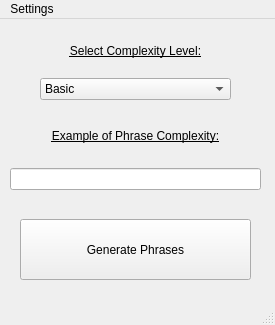
Old version of the form MainWindow.ui in the repository dom-gasperini/Passphrase-Generator.
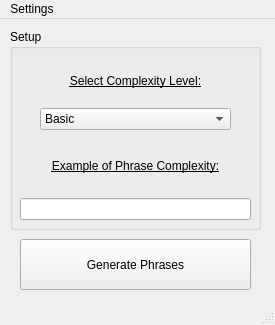
New version of the form.

Diff of the .ui file:
```diff
--- a/MainWindow.ui
+++ b/MainWindow.ui
@@ -30,20 +30,32 @@
     <property name="geometry">
      <rect>
       <x>20</x>
-      <y>200</y>
+      <y>220</y>
       <width>231</width>
-      <height>61</height>
+      <height>51</height>
      </rect>
     </property>
     <property name="text">
      <string>Generate Phrases</string>
     </property>
    </widget>
-   <widget class="QWidget" name="layoutWidget">
+   <widget class="QGroupBox" name="groupBox">
     <property name="geometry">
      <rect>
-      <x>40</x>
+      <x>10</x>
       <y>10</y>
+      <width>251</width>
+      <height>201</height>
+     </rect>
+    </property>
+    <property name="title">
+     <string>Setup</string>
+    </property>
+    <widget class="QWidget" name="layoutWidget">
+     <property name="geometry">
+      <rect>
+       <x>30</x>
+       <y>30</y>
       <width>191</width>
       <height>71</height>
      </rect>
@@ -91,8 +103,8 @@
     <property name="geometry">
      <rect>
       <x>10</x>
-      <y>90</y>
-      <width>251</width>
+       <y>110</y>
+       <width>231</width>
       <height>81</height>
      </rect>
     </property>
@@ -122,6 +134,7 @@
       </widget>
      </item>
     </layout>
+    </widget>
    </widget>
   </widget>
   <widget class="QMenuBar" name="menubar">
```
Lines whose indentation alone changed are shown as unchanged.
